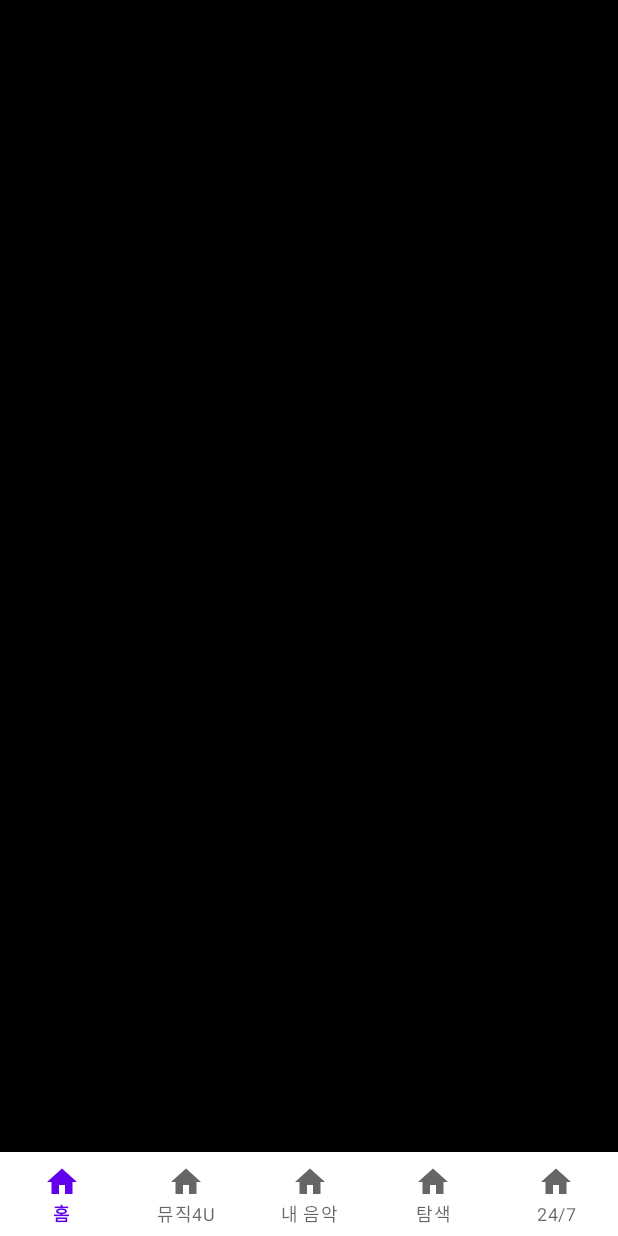
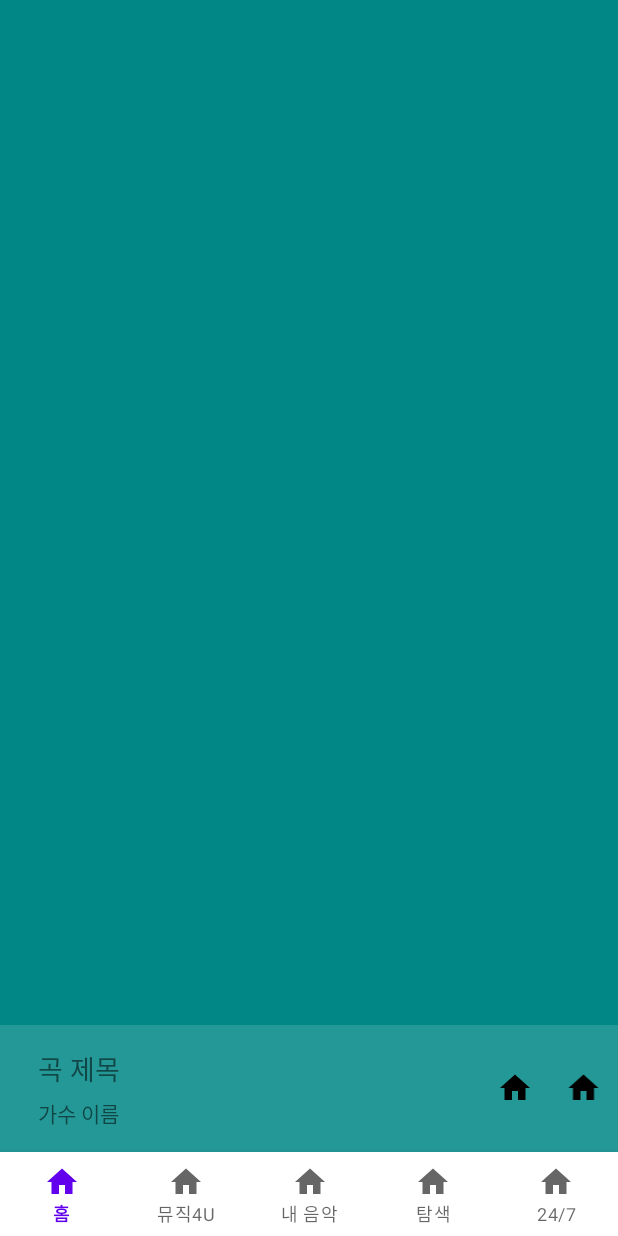
Before and after one commit to HS0204/android_programming_with_sesac, an Android app: the layout activity_main.xml on its own in the app's theme, with its tools: preview values and no code run, on a phone screen of 412 x 824 dp. Run offline under Robolectric (Android 15) with nearby library versions, the light colour scheme and no system bars.

Commit message:
음악 플레이어 레이아웃, 액티비티 구현
인텐트

```diff
--- a/secondweek/app/build.gradle
+++ b/secondweek/app/build.gradle
@@ -44,5 +44,5 @@ dependencies {
     androidTestImplementation 'androidx.test.ext:junit:1.1.3'
     androidTestImplementation 'androidx.test.espresso:espresso-core:3.4.0'
 
-    implementation 'com.google.android.material:material:1.6.1'
+    implementation 'com.google.android.material:material:<version>'
 }
--- a/secondweek/app/src/main/AndroidManifest.xml
+++ b/secondweek/app/src/main/AndroidManifest.xml
@@ -14,6 +14,9 @@
         android:theme="@style/Theme.SecondWeek"
         tools:targetApi="31">
         <activity
+            android:name=".MusicActivity"
+            android:exported="false" />
+        <activity
             android:name=".MainActivity"
             android:exported="true">
             <intent-filter>
--- a/secondweek/app/src/main/res/layout/activity_main.xml
+++ b/secondweek/app/src/main/res/layout/activity_main.xml
@@ -14,16 +14,71 @@
         app:layout_constraintEnd_toEndOf="parent"
         app:layout_constraintStart_toStartOf="parent"
         app:layout_constraintTop_toTopOf="parent"
-        android:background="@color/black"/>
+        android:background="@color/teal_700">
+    </FrameLayout>
+
+    <LinearLayout
+        android:id="@+id/music_player_section"
+        android:layout_width="match_parent"
+        android:layout_height="wrap_content"
+        android:gravity="center"
+        app:layout_constraintLeft_toLeftOf="parent"
+        app:layout_constraintRight_toRightOf="parent"
+        app:layout_constraintBottom_toTopOf="@id/bottom_navigation"
+        android:background="@color/music_player_bg">
+
+        <androidx.constraintlayout.widget.ConstraintLayout
+            android:layout_width="wrap_content"
+            android:layout_height="wrap_content"
+            android:layout_weight="10"
+            android:layout_marginHorizontal="25sp"
+            android:layout_marginVertical="15sp">
+
+            <TextView
+                android:id="@+id/music_title"
+                android:layout_width="match_parent"
+                android:layout_height="wrap_content"
+                android:layout_marginBottom="5sp"
+                app:layout_constraintTop_toTopOf="parent"
+                app:layout_constraintBottom_toTopOf="@+id/music_singer"
+                app:layout_constraintLeft_toLeftOf="parent"
+                app:layout_constraintRight_toRightOf="parent"
+                android:text="곡 제목"
+                android:textSize="18sp"/>
+            <TextView
+                android:id="@+id/music_singer"
+                android:layout_width="match_parent"
+                android:layout_height="wrap_content"
+                app:layout_constraintTop_toBottomOf="@+id/music_title"
+                app:layout_constraintBottom_toBottomOf="parent"
+                app:layout_constraintLeft_toLeftOf="parent"
+                app:layout_constraintRight_toRightOf="parent"
+                android:text="가수 이름"/>
+
+        </androidx.constraintlayout.widget.ConstraintLayout>
+
+        <ImageView
+            android:layout_width="wrap_content"
+            android:layout_height="wrap_content"
+            android:layout_weight="1"
+            android:src="@drawable/ic_baseline_home_24"/>
+        <ImageView
+            android:layout_width="wrap_content"
+            android:layout_height="wrap_content"
+            android:layout_weight="1"
+            android:src="@drawable/ic_baseline_home_24"/>
+
+
+    </LinearLayout>
 
     <com.google.android.material.bottomnavigation.BottomNavigationView
         android:id="@+id/bottom_navigation"
-        app:menu="@menu/bottom_navi_munu"
+        app:menu="@menu/bottom_navi_menu"
         android:layout_width="match_parent"
         android:layout_height="wrap_content"
         app:layout_constraintBottom_toBottomOf="parent"
         app:layout_constraintEnd_toEndOf="parent"
         app:layout_constraintStart_toStartOf="parent"
-        app:labelVisibilityMode="labeled"/>
+        app:labelVisibilityMode="labeled" />
 
 </androidx.constraintlayout.widget.ConstraintLayout>
--- a/secondweek/app/src/main/res/values-night/themes.xml
+++ b/secondweek/app/src/main/res/values-night/themes.xml
@@ -1,6 +1,6 @@
 <resources xmlns:tools="http://schemas.android.com/tools">
     <!-- Base application theme. -->
-    <style name="Theme.SecondWeek" parent="Theme.MaterialComponents.DayNight.DarkActionBar">
+    <style name="Theme.SecondWeek" parent="Theme.MaterialComponents.DayNight.NoActionBar">
         <!-- Primary brand color. -->
         <item name="colorPrimary">@color/purple_200</item>
         <item name="colorPrimaryVariant">@color/purple_700</item>
--- a/secondweek/app/src/main/res/values/colors.xml
+++ b/secondweek/app/src/main/res/values/colors.xml
@@ -7,4 +7,6 @@
     <color name="teal_700">#FF018786</color>
     <color name="black">#FF000000</color>
     <color name="white">#FFFFFFFF</color>
+
+    <color name="music_player_bg">#23FFFFFF</color>
 </resources>
--- a/secondweek/app/src/main/res/values/themes.xml
+++ b/secondweek/app/src/main/res/values/themes.xml
@@ -1,6 +1,6 @@
 <resources xmlns:tools="http://schemas.android.com/tools">
     <!-- Base application theme. -->
-    <style name="Theme.SecondWeek" parent="Theme.MaterialComponents.DayNight.DarkActionBar">
+    <style name="Theme.SecondWeek" parent="Theme.MaterialComponents.DayNight.NoActionBar">
         <!-- Primary brand color. -->
         <item name="colorPrimary">@color/purple_500</item>
         <item name="colorPrimaryVariant">@color/purple_700</item>
```
Also changed, not shown: secondweek/app/src/main/java/hs/project/secondweek/MainActivity.kt (+10 -0 lines), secondweek/app/src/main/java/hs/project/secondweek/MusicActivity.kt (added, +16 -0 lines), secondweek/app/src/main/java/hs/project/secondweek/MusicSheetFragment.kt (added, +41 -0 lines), secondweek/app/src/main/res/layout/activity_music.xml (added, +183 -0 lines), secondweek/app/src/main/res/layout/fragment_home.xml (+14 -11 lines), secondweek/app/src/main/res/layout/fragment_music_sheet.xml (added, +14 -0 lines), secondweek/app/src/main/res/menu/bottom_navi_menu.xml (renamed from secondweek/app/src/main/res/menu/bottom_navi_munu.xml).
